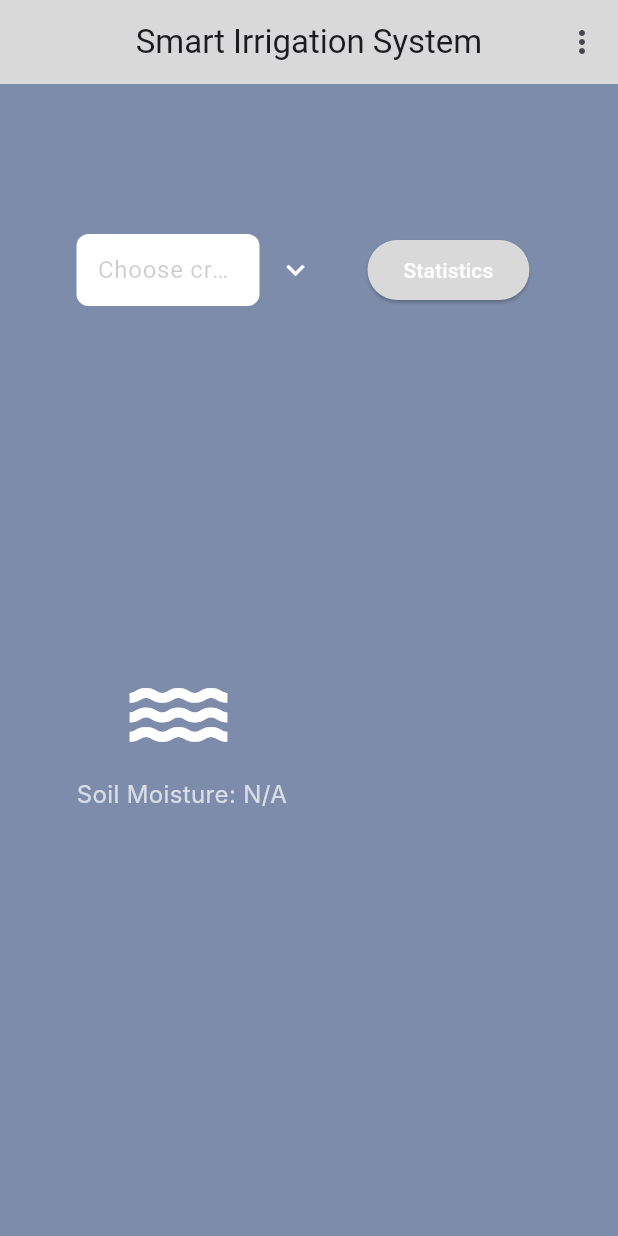
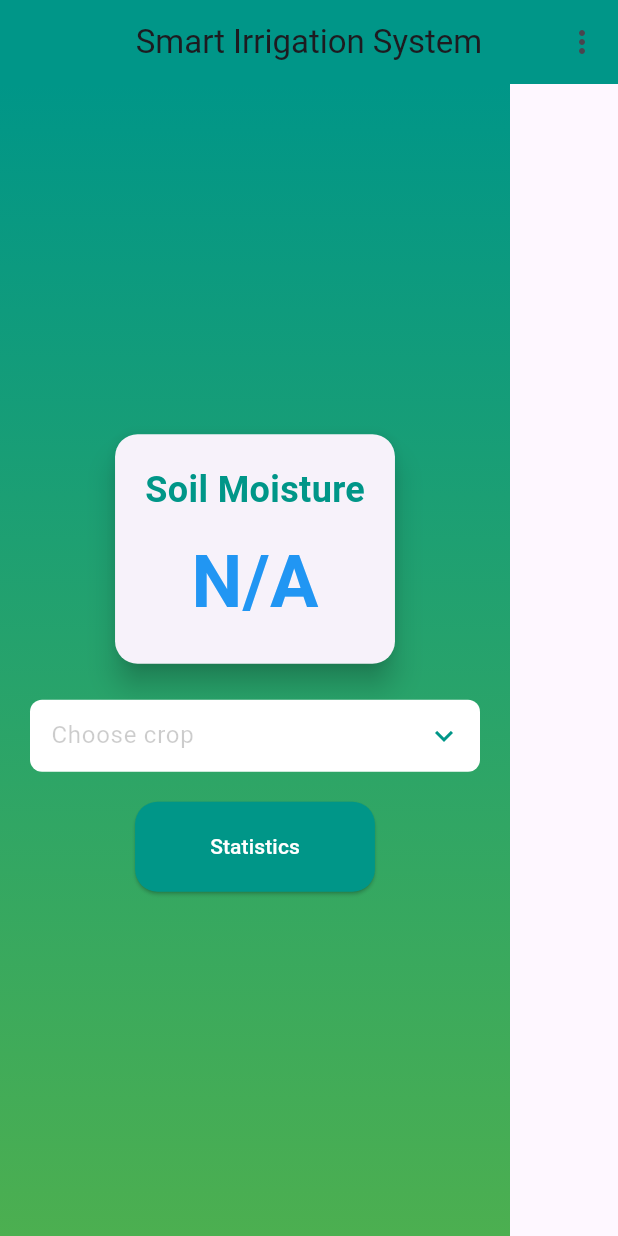
Before and after one commit to bsc-inf-17-19/Automated-Irrigation-System, a Flutter app: the screen it shows after launch, on a phone screen of 412 x 824 dp. Run offline on Flutter 3.47's test engine with Material 3 defaults, Android fonts, the light colour scheme and no system bars; our stand-ins replace firebase_core, firebase_database; accounts and stored records are empty; Roboto replaces fonts that are missing (Inter).

Commit message:
UI modification

```diff
--- a/lib/main.dart
+++ b/lib/main.dart
@@ -166,41 +166,54 @@ class _IrrigationPageState extends State<IrrigationPage> {
           ),
         ],
         centerTitle: true,
-        backgroundColor: Color(0xFFD9D9D9),
+        backgroundColor: Colors.teal,
       ),
       body: Container(
-        width: 853,
-        height: 953,
-        clipBehavior: Clip.antiAlias,
-        decoration: BoxDecoration(color: Color(0x931E3D6C)),
-        child: Stack(
-          children: [
-            Positioned(
-              left: 245,
-              top: 100,
-              child: ElevatedButton(
-                key: Key('statistics_button_key'),
-                onPressed: () {
-                  Navigator.push(
-                    context,
-                    MaterialPageRoute(builder: (context) => StatisticsPage()),
-                  );
-                },
-                style: ElevatedButton.styleFrom(
-                  backgroundColor: Color(0xFFD9D9D9),
-                  foregroundColor: Colors.white,
-                ),
-                child: Text('Statistics'),
+        decoration: BoxDecoration(
+          gradient: LinearGradient(
+            colors: [Colors.teal, Colors.green],
+            begin: Alignment.topCenter,
+            end: Alignment.bottomCenter,
           ),
         ),
-            Positioned(
-              left: 51,
-              top: 100,
-              child: Container(
-                width: 170,
-                child: Row(
+        child: Padding(
+          padding: const EdgeInsets.all(20.0),
+          child: Column(
+            mainAxisAlignment: MainAxisAlignment.center,
             children: [
-                    Expanded(
+              Card(
+                shape: RoundedRectangleBorder(
+                  borderRadius: BorderRadius.circular(15),
+                ),
+                elevation: 8,
+                child: Padding(
+                  padding: const EdgeInsets.all(20.0),
+                  child: Column(
+                    children: [
+                      Text(
+                        'Soil Moisture',
+                        style: TextStyle(
+                          fontSize: 24,
+                          fontWeight: FontWeight.bold,
+                          color: Colors.teal,
+                        ),
+                      ),
+                      SizedBox(height: 10),
+                      Text(
+                        '$moisture',
+                        style: TextStyle(
+                          fontSize: 48,
+                          fontWeight: FontWeight.bold,
+                          color: Colors.blue,
+                        ),
+                      ),
+                    ],
+                  ),
+                ),
+              ),
+              SizedBox(height: 20),
+              Container(
+                width: 300,
                 child: TextField(
                   key: Key('crops_textField'),
                   controller: _textFieldController,
@@ -214,14 +227,8 @@ class _IrrigationPageState extends State<IrrigationPage> {
                       borderRadius: BorderRadius.circular(8.0),
                       borderSide: BorderSide.none,
                     ),
-                        ),
-                        onChanged: (value) {
-                          // Handle text field changes
-                        },
-                      ),
-                    ),
-                    PopupMenuButton<String>(
-                      icon: Icon(Icons.keyboard_arrow_down, color: Colors.white),
+                    suffixIcon: PopupMenuButton<String>(
+                      icon: Icon(Icons.keyboard_arrow_down, color: Colors.teal),
                       itemBuilder: (BuildContext context) => <PopupMenuEntry<String>>[
                         PopupMenuItem<String>(
                           value: 'Maize',
@@ -237,30 +244,33 @@ class _IrrigationPageState extends State<IrrigationPage> {
                         _sendCropSelection(value);
                       },
                     ),
+                  ),
+                  onChanged: (value) {
+                    // Handle text field changes
+                  },
+                ),
+              ),
+              SizedBox(height: 20),
+              ElevatedButton(
+                key: Key('statistics_button_key'),
+                onPressed: () {
+                  Navigator.push(
+                    context,
+                    MaterialPageRoute(builder: (context) => StatisticsPage()),
+                  );
+                },
+                style: ElevatedButton.styleFrom(
+                  backgroundColor: Colors.teal,
+                  foregroundColor: Colors.white,
+                  padding: EdgeInsets.symmetric(horizontal: 50, vertical: 20),
+                  shape: RoundedRectangleBorder(
+                    borderRadius: BorderRadius.circular(15),
+                  ),
+                ),
+                child: Text('Statistics'),
+              ),
             ],
           ),
-              ),
-            ),
-            Positioned(
-              left: 80,
-              top: 380,
-              child: Icon(Icons.water, color: Colors.white, size: 78),
-            ),
-            Positioned(
-              left: 51,
-              top: 463,
-              child: Text(
-                'Soil Moisture: $moisture',
-                style: TextStyle(
-                  color: Colors.white.withOpacity(0.7),
-                  fontSize: 16,
-                  fontFamily: 'Inter',
-                  fontWeight: FontWeight.w400,
-                  height: 0,
-                ),
-              ),
-            ),
-          ],
         ),
       ),
     );
@@ -273,9 +283,16 @@ class StatisticsPage extends StatelessWidget {
     return Scaffold(
       appBar: AppBar(
         title: Text('Statistics'),
+        backgroundColor: Colors.teal,
       ),
       body: Center(
-        child: Text('Statistics Page'),
+        child: Text(
+          'Statistics Page',
+          style: TextStyle(
+            fontSize: 24,
+            color: Colors.teal,
+          ),
+        ),
       ),
     );
   }
```
Lines whose indentation alone changed are shown as unchanged.
